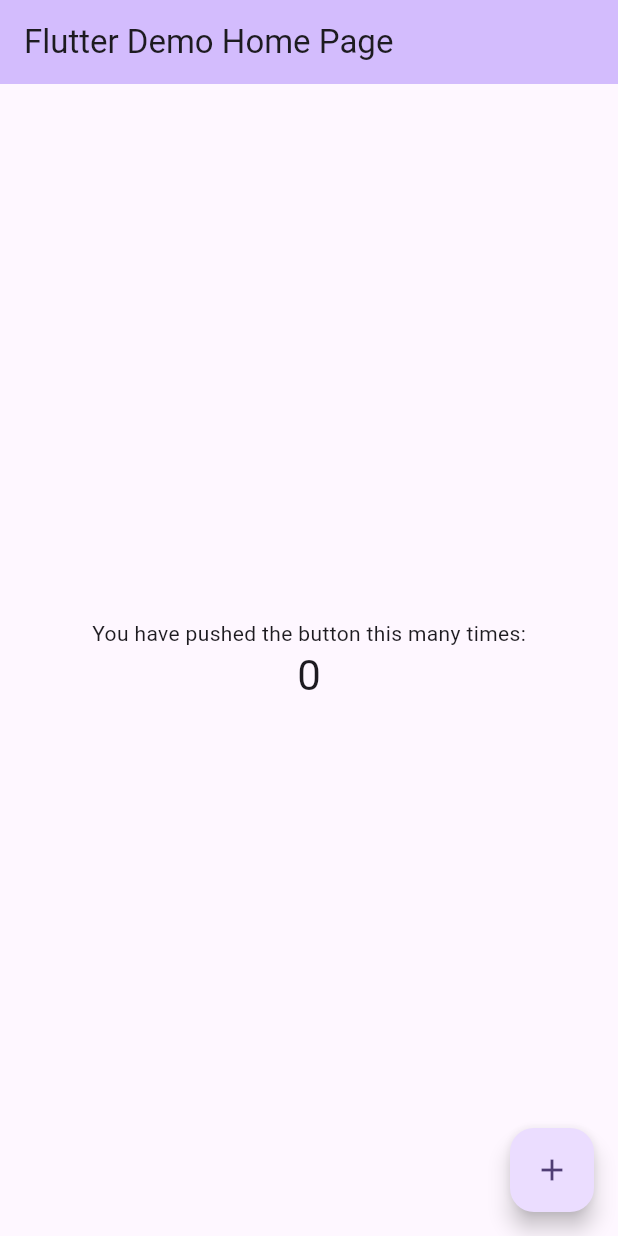
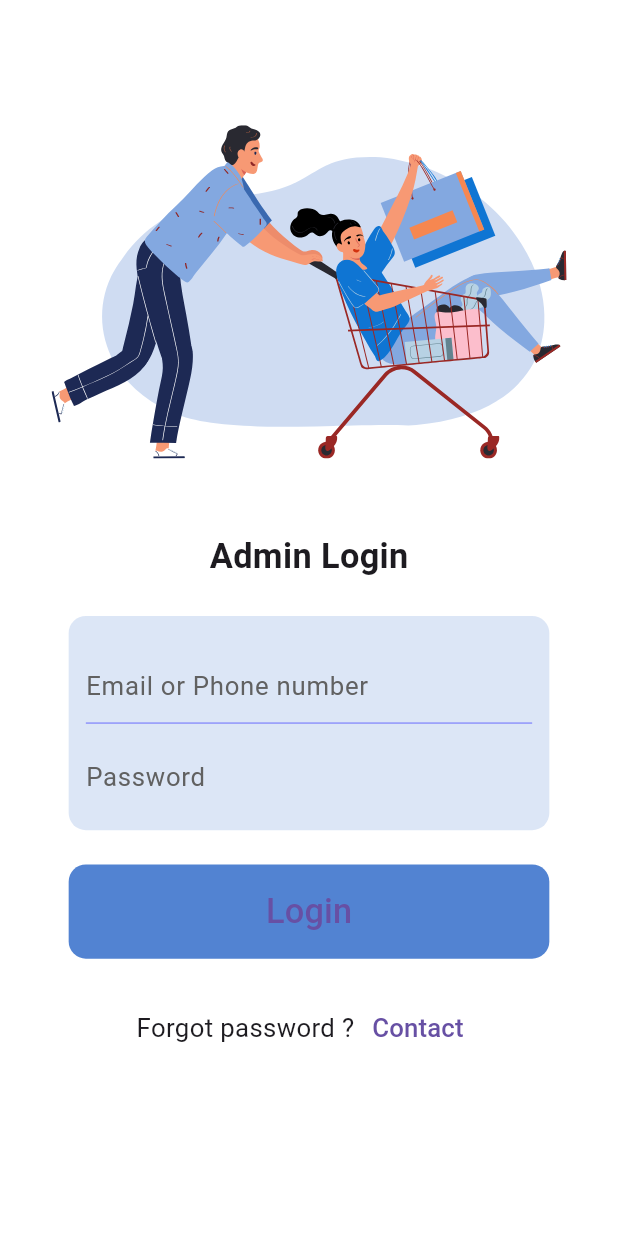
Before and after one commit to AbinayanRatna/shopping_mall_flutter, a Flutter app: the screen it shows after launch, on a phone screen of 412 x 824 dp. Run offline on Flutter 3.47's test engine with Material 3 defaults, Android fonts, the phone set to English and light mode, and no system bars; our stand-ins replace flutter_screenutil, flutter_svg.

Commit message:
shopping_mall

```diff
--- a/lib/main.dart
+++ b/lib/main.dart
@@ -1,4 +1,6 @@
 import 'package:flutter/material.dart';
+import 'package:flutter_screenutil/flutter_screenutil.dart';
+import 'package:flutter_svg/flutter_svg.dart';
 
 void main() {
   runApp(const MyApp());
@@ -10,60 +12,115 @@ class MyApp extends StatelessWidget {
   // This widget is the root of your application.
   @override
   Widget build(BuildContext context) {
-    return MaterialApp(
-      title: 'Flutter Demo',
-      theme: ThemeData(
-        colorScheme: ColorScheme.fromSeed(seedColor: Colors.deepPurple),
-        useMaterial3: true,
+    return ScreenUtilInit(builder: (_, child) {
+      return const MaterialApp(
+        debugShowCheckedModeBanner: false,
+        home: const SelectUserPage(),
+      );
+    });
+  }
+}
+
+class SelectUserPage extends StatefulWidget {
+  const SelectUserPage({super.key});
+
+  @override
+  State<StatefulWidget> createState() => _SelectUserPage();
+}
+
+class _SelectUserPage extends State<SelectUserPage> {
+   TextEditingController emailController=TextEditingController();
+   TextEditingController passwordController=TextEditingController();
+  @override
+  Widget build(BuildContext context) {
+    return Scaffold(
+      backgroundColor: Color.fromRGBO(255, 255, 255, 1.0),
+      body: SingleChildScrollView(
+        scrollDirection: Axis.vertical,
+        child: Column(
+          children: [
+            Padding(
+              padding: EdgeInsets.only(left:30.w,right:30.w,top:50.w),
+              child: Container(
+                height: MediaQuery.of(context).size.height / 3,
+                child: SvgPicture.asset('assets/login.svg',fit: BoxFit.fitWidth),
+              ),
+            ),
+            Padding(padding: EdgeInsets.only(top:20.w,bottom: 20.w),
+            child: Text("Admin Login",style: TextStyle(fontSize: 20.w,fontWeight: FontWeight.bold),),),
+            Padding(
+              padding: EdgeInsets.only(left: 40.w, right: 40.w),
+              child: Container(
+                decoration: BoxDecoration(
+                    color: Color.fromRGBO(82, 131, 210, 0.2),
+                    borderRadius: BorderRadius.all(Radius.circular(10.w))),
+                child: Padding(
+                  padding: EdgeInsets.only(
+                      top: 20.w, bottom: 10.w, right: 10.w, left: 10.w),
+                  child: Column(
+                    crossAxisAlignment: CrossAxisAlignment.center,
+                    children: <Widget>[
+                      Container(
+                        decoration: const BoxDecoration(
+                            border: Border(
+                                bottom: BorderSide(
+                                    color: Color.fromRGBO(143, 148, 251, 1)))),
+                        child: TextField(
+                          controller: emailController,
+                          style: TextStyle(fontSize: 15.w),
+                          decoration: InputDecoration(
+                              border: InputBorder.none,
+                              hintText: "Email or Phone number",
+                              hintStyle: TextStyle(color: Colors.grey[700])),
+                        ),
+                      ),
+                      Padding(
+                        padding: EdgeInsets.only(top:10.w),
+                        child: Container(
+                          child: TextField(
+                            style: TextStyle(fontSize: 15.w),
+                            controller: passwordController,
+                            obscureText: true,
+                            decoration: InputDecoration(
+                                border: InputBorder.none,
+                                hintText: "Password",
+                                hintStyle: TextStyle(color: Colors.grey[700])),
+                          ),
+                        ),
+                      )
+                    ],
+                  ),
+                ),
+              ),
+            ),
+            Padding(
+              padding: EdgeInsets.only(left:40.w,right:40.w,top:20.w,bottom: 20.w),
+              child: Center(
+                child: ElevatedButton(
+                  style: ElevatedButton.styleFrom(
+                    elevation: 0,
+                    backgroundColor: Color.fromRGBO(82, 131, 210, 1.0),
+                    fixedSize:Size.fromWidth(MediaQuery.of(context).size.width),
+                    shape: RoundedRectangleBorder(borderRadius: BorderRadius.all(Radius.circular(10.w)))
+                  ),
+                  child:  Padding(
+                    padding: EdgeInsets.only(top:13.w,bottom: 13.w),
+                    child: Text("Login",style: TextStyle(fontSize: 20.w)),
+                  ),
+                  onPressed: (){},
+                ),
+              ),
+            ),
+            Row(
+              mainAxisAlignment: MainAxisAlignment.center,
+              children: [
+                Text("Forgot password ?",style: TextStyle(fontSize: 15.w)),
+                TextButton(onPressed: (){},child: Text("Contact",style: TextStyle(fontSize: 15.w))),
+              ],
+            )
+          ],
+        ),
       ),
-      home: const MyHomePage(title: 'Flutter Demo Home Page'),
     );
   }
 }
-
-class MyHomePage extends StatefulWidget {
-  const MyHomePage({super.key, required this.title});
-  final String title;
-
-  @override
-  State<MyHomePage> createState() => _MyHomePageState();
-}
-
-class _MyHomePageState extends State<MyHomePage> {
-  int _counter = 0;
-
-  void _incrementCounter() {
-    setState(() {
-      _counter++;
-    });
-  }
-
-  @override
-  Widget build(BuildContext context) {
-    return Scaffold(
-      appBar: AppBar(
-        backgroundColor: Theme.of(context).colorScheme.inversePrimary,
-        title: Text(widget.title),
-      ),
-      body: Center(
-        child: Column(
-          mainAxisAlignment: MainAxisAlignment.center,
-          children: <Widget>[
-            const Text(
-              'You have pushed the button this many times:',
-            ),
-            Text(
-              '$_counter',
-              style: Theme.of(context).textTheme.headlineMedium,
-            ),
-          ],
-        ),
-      ),
-      floatingActionButton: FloatingActionButton(
-        onPressed: _incrementCounter,
-        tooltip: 'Increment',
-        child: const Icon(Icons.add),
-      ), // This trailing comma makes auto-formatting nicer for build methods.
-    );
-  }
-}
```
Also changed, not shown: pubspec.yaml (+5 -3 lines), assets/login.svg (added), pubspec.lock.
